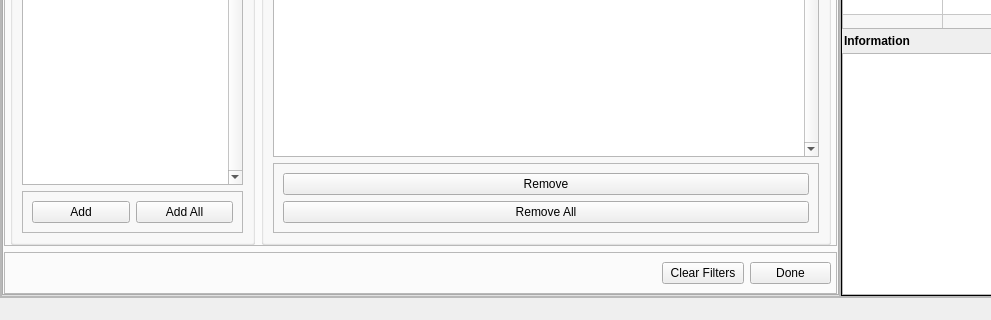
First picture: the form in gbx.ui, repository haydena23/TempStar, before the edit; both pictures show x 0 to 991 and y 480 to 800 of the 1400 by 800 pixel window.
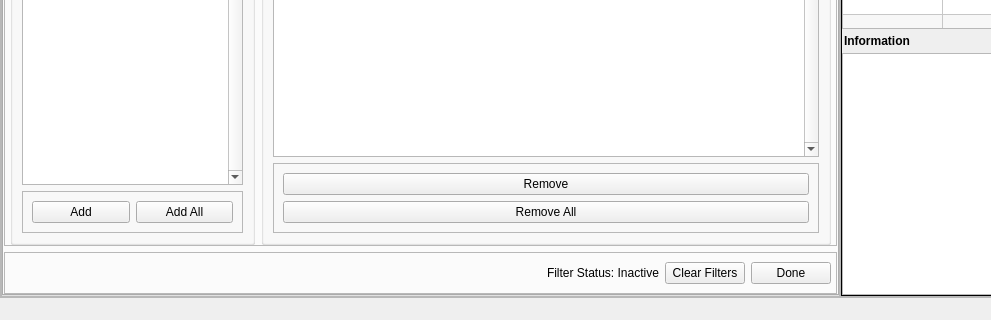
Second picture: the form after the edit. The open tabs and pages were chosen to show the change.

What changed in the file:
```diff
--- a/gbx.ui
+++ b/gbx.ui
@@ -1476,7 +1476,7 @@
                 <property name="frameShadow">
                  <enum>QFrame::Raised</enum>
                 </property>
-                <layout class="QHBoxLayout" name="horizontalLayout_7" stretch="8,1,1">
+                <layout class="QHBoxLayout" name="horizontalLayout_7" stretch="8,0,1,1">
                  <property name="leftMargin">
                   <number>5</number>
                  </property>
@@ -1496,6 +1496,13 @@
                    </property>
                   </spacer>
                  </item>
+                 <item>
+                  <widget class="QLabel" name="label_39">
+                   <property name="text">
+                    <string>Filter Status: Inactive</string>
+                   </property>
+                  </widget>
+                 </item>
                  <item>
                   <widget class="QPushButton" name="pushButton_12">
                    <property name="text">
```
Left out of the diff: 49 changed lines with no effect on the pictures.
